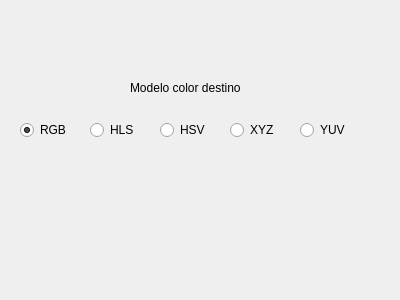
Above: QFotoPaint5-Prac-Prueba/modelocolor.ui from albertogg023/MiniPhotoshopWithOpenCV before the change. Below: the same form after it.
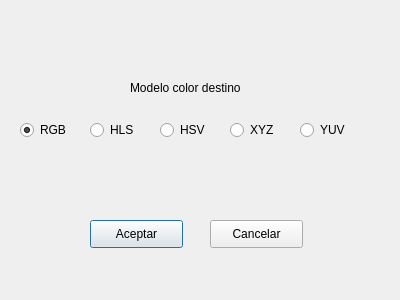
That is the form after the change.

Patch:
```diff
--- a/QFotoPaint5-Prac-Prueba/modelocolor.ui
+++ b/QFotoPaint5-Prac-Prueba/modelocolor.ui
@@ -103,6 +103,32 @@
     <bool>false</bool>
    </property>
   </widget>
+  <widget class="QPushButton" name="pushButton">
+   <property name="geometry">
+    <rect>
+     <x>90</x>
+     <y>220</y>
+     <width>93</width>
+     <height>28</height>
+    </rect>
+   </property>
+   <property name="text">
+    <string>Aceptar</string>
+   </property>
+  </widget>
+  <widget class="QPushButton" name="pushButton_2">
+   <property name="geometry">
+    <rect>
+     <x>210</x>
+     <y>220</y>
+     <width>93</width>
+     <height>28</height>
+    </rect>
+   </property>
+   <property name="text">
+    <string>Cancelar</string>
+   </property>
+  </widget>
  </widget>
  <resources/>
  <connections/>
```
